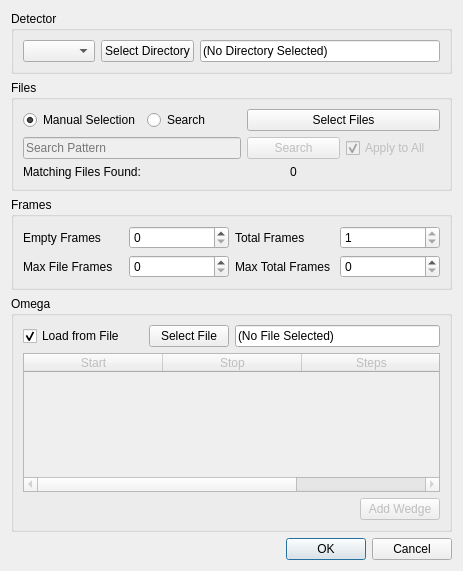
HEXRD/hexrdgui, file hexrd/ui/resources/ui/image_stack_dialog.ui: the form before one commit.
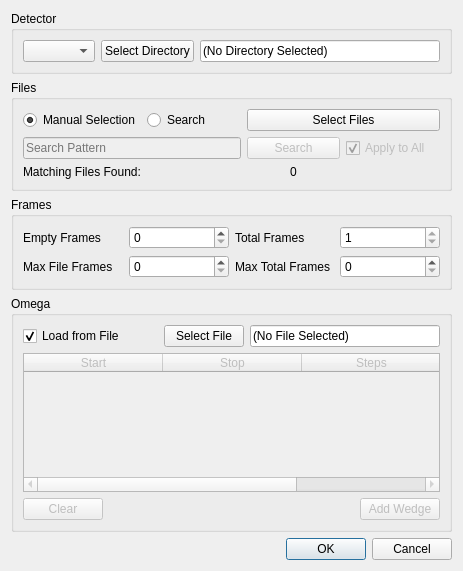
The form after the commit.

Commit message: Support clearing wedges

```diff
--- a/hexrd/ui/resources/ui/image_stack_dialog.ui
+++ b/hexrd/ui/resources/ui/image_stack_dialog.ui
@@ -336,6 +336,16 @@
         </column>
        </widget>
       </item>
+      <item row="2" column="0">
+       <widget class="QPushButton" name="clear_wedges">
+        <property name="enabled">
+         <bool>false</bool>
+        </property>
+        <property name="text">
+         <string>Clear</string>
+        </property>
+       </widget>
+      </item>
      </layout>
     </widget>
    </item>
```
The commit also changes 1 other file.
